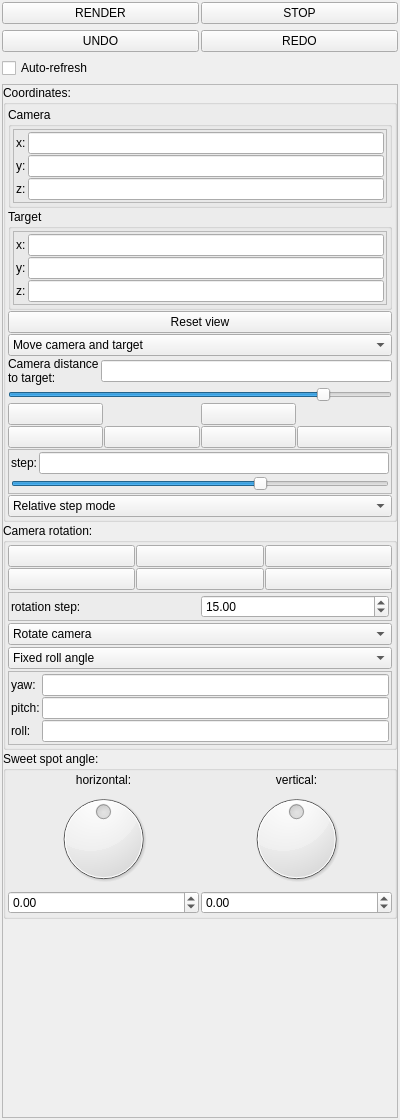
Old version of the form mandelbulber2/qt/dock_navigation.ui in the repository buddhi1980/mandelbulber2.
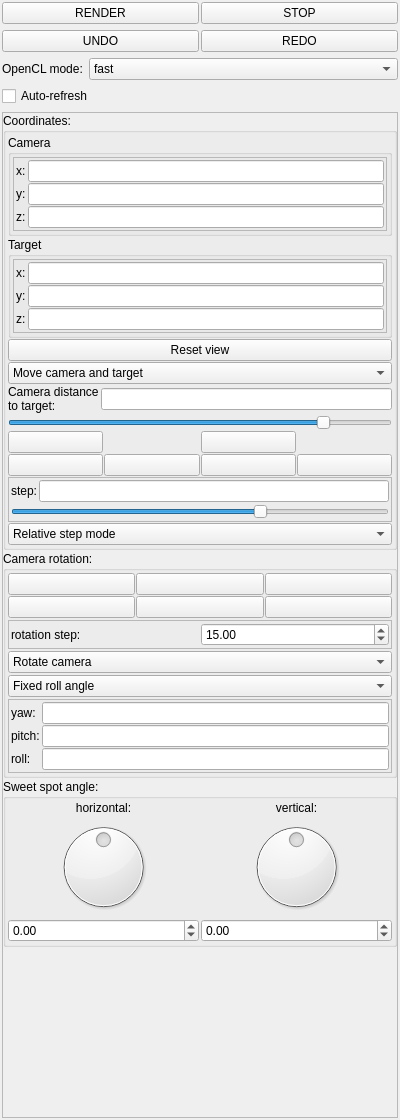
New version of the form. Icons and pictures are not drawn. Custom widgets are drawn as their Qt base class.

Commit message: Switching of opencl mode moved below RENDER button to allow fast switching.

Patch:
```diff
--- a/mandelbulber2/qt/dock_navigation.ui
+++ b/mandelbulber2/qt/dock_navigation.ui
@@ -92,6 +92,39 @@
      </item>
     </layout>
    </item>
+   <item>
+    <layout class="QHBoxLayout" name="horizontalLayout_2" stretch="0,1">
+     <property name="topMargin">
+      <number>0</number>
+     </property>
+     <item>
+      <widget class="QLabel" name="label_mode">
+       <property name="text">
+        <string>OpenCL mode:</string>
+       </property>
+      </widget>
+     </item>
+     <item>
+      <widget class="QComboBox" name="comboBox_opencl_mode">
+       <item>
+        <property name="text">
+         <string>fast</string>
+        </property>
+       </item>
+       <item>
+        <property name="text">
+         <string>limited</string>
+        </property>
+       </item>
+       <item>
+        <property name="text">
+         <string>full</string>
+        </property>
+       </item>
+      </widget>
+     </item>
+    </layout>
+   </item>
    <item>
     <widget class="MyCheckBox" name="checkBox_auto_refresh">
      <property name="sizePolicy">
@@ -119,7 +152,7 @@
         <x>0</x>
         <y>0</y>
         <width>392</width>
-        <height>1024</height>
+        <height>993</height>
        </rect>
       </property>
       <layout class="QVBoxLayout" name="verticalLayout_coordinates">
```
The commit also changes 2 other files.
